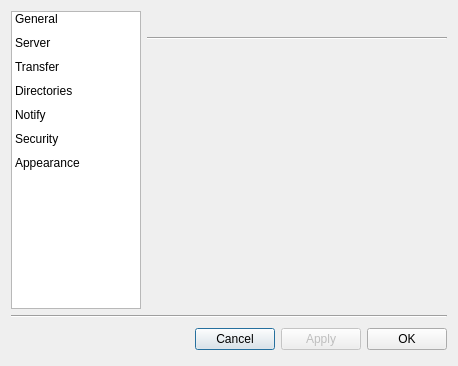
Above: retroshare-gui/src/gui/settings/settings.ui from RetroShare/RetroShare before the change. Below: the same form after it.
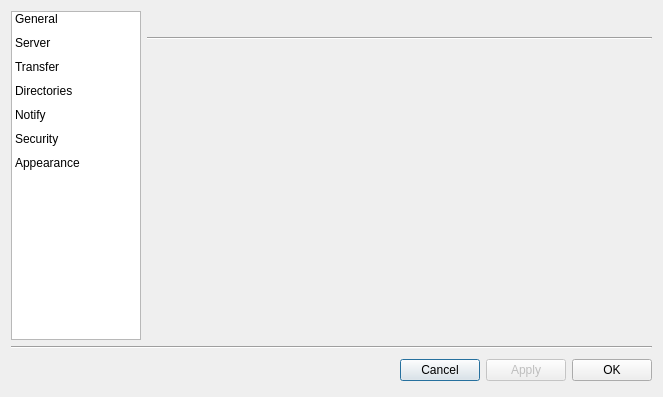
That is the form after the change. Icons and pictures are not drawn.

Patch:
```diff
--- a/retroshare-gui/src/gui/settings/settings.ui
+++ b/retroshare-gui/src/gui/settings/settings.ui
@@ -6,8 +6,8 @@
    <rect>
     <x>0</x>
     <y>0</y>
-    <width>458</width>
-    <height>366</height>
+    <width>663</width>
+    <height>397</height>
    </rect>
   </property>
   <property name="windowTitle">
@@ -59,6 +59,9 @@
      <property name="layoutMode">
       <enum>QListView::SinglePass</enum>
      </property>
+     <property name="spacing">
+      <number>0</number>
+     </property>
      <property name="gridSize">
       <size>
        <width>100</width>
```
